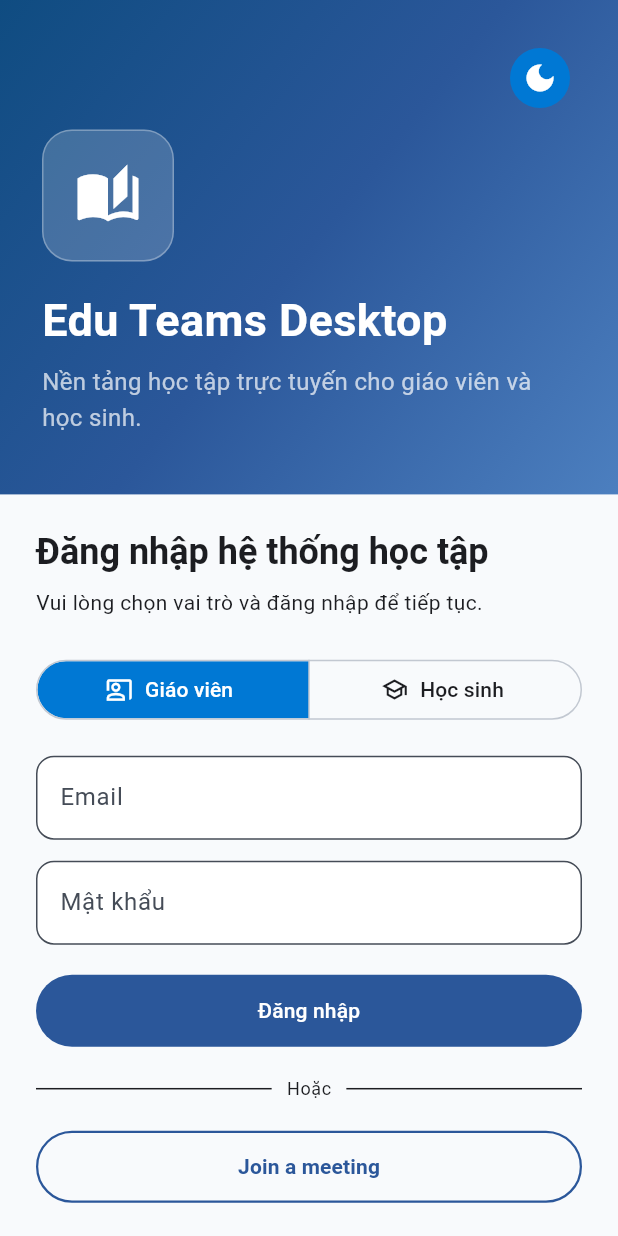
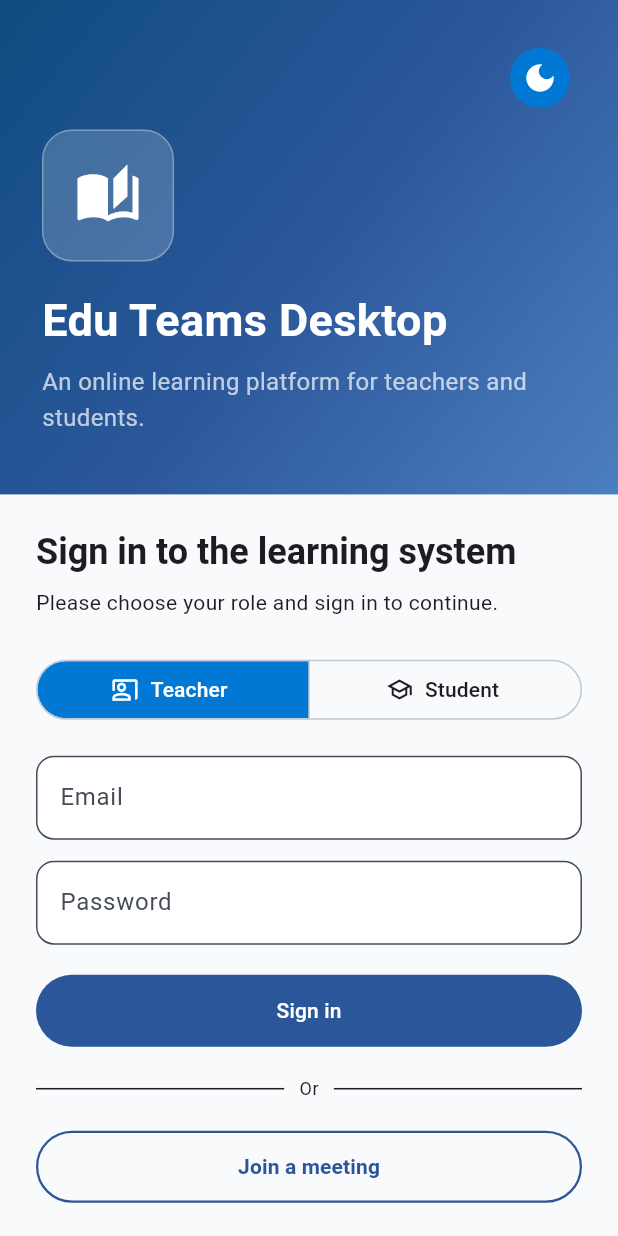
Before and after one commit to cuongceg/DATN_desktop_app, a Flutter app: the screen it shows after launch, on a phone screen of 412 x 824 dp. Run offline on Flutter 3.47's test engine with Material 3 defaults, Android fonts, the phone set to English and light mode, and no system bars; our stand-ins replace google_generative_ai, syncfusion_flutter_calendar; missing offline and left inert: flutter_quill, flutter_reaction_button, window_manager.

Commit message:
refactor: change language to English

```diff
--- a/lib/screens/login/login_screen.dart
+++ b/lib/screens/login/login_screen.dart
@@ -92,14 +92,14 @@ class _LoginScreenState extends State<LoginScreen> {
             crossAxisAlignment: CrossAxisAlignment.stretch,
             children: [
               Text(
-                'Đăng nhập hệ thống học tập',
+                'Sign in to the learning system',
                 style: textTheme.headlineSmall?.copyWith(
                   fontWeight: FontWeight.w700,
                 ),
               ),
               const SizedBox(height: 8),
               Text(
-                'Vui lòng chọn vai trò và đăng nhập để tiếp tục.',
+                'Please choose your role and sign in to continue.',
                 style: textTheme.bodyMedium,
               ),
               const SizedBox(height: 24),
@@ -107,12 +107,12 @@ class _LoginScreenState extends State<LoginScreen> {
                 segments: const [
                   ButtonSegment<UserRole>(
                     value: UserRole.teacher,
-                    label: Text('Giáo viên'),
+                    label: Text('Teacher'),
                     icon: Icon(Icons.co_present_outlined),
                   ),
                   ButtonSegment<UserRole>(
                     value: UserRole.student,
-                    label: Text('Học sinh'),
+                    label: Text('Student'),
                     icon: Icon(Icons.school_outlined),
                   ),
                 ],
@@ -136,47 +136,49 @@ class _LoginScreenState extends State<LoginScreen> {
               TextField(
                 controller: _passwordController,
                 obscureText: true,
-                decoration: const InputDecoration(labelText: 'Mật khẩu'),
+                decoration: const InputDecoration(labelText: 'Password'),
               ),
               const SizedBox(height: 20),
 
-              // Nút Đăng nhập chính
+              // Primary sign-in button
               SizedBox(
                 height: 48,
                 child: FilledButton(
                   onPressed: () => widget.onLogin(_selectedRole),
-                  child: const Text('Đăng nhập'),
+                  child: const Text('Sign in'),
                 ),
               ),
               const SizedBox(height: 20),
 
-              // Cụm chữ "Hoặc"
+              // "Or" separator
               Row(
                 children: [
                   const Expanded(child: Divider()),
                   Padding(
                     padding: const EdgeInsets.symmetric(horizontal: 10),
-                    child: Text('Hoặc', style: textTheme.bodySmall),
+                    child: Text('Or', style: textTheme.bodySmall),
                   ),
                   const Expanded(child: Divider()),
                 ],
               ),
               const SizedBox(height: 20),
 
-              // Nút Join a meeting mới
+              // Join meeting button
               SizedBox(
                 height: 48,
                 child: OutlinedButton(
-                  onPressed: () {
-                  },
+                  onPressed: () {},
                   style: OutlinedButton.styleFrom(
-                    backgroundColor: Theme.of(context).colorScheme.surface, // Nền trắng theo yêu cầu
-                    foregroundColor:
-                        Theme.of(context).colorScheme.primary, // Chữ cùng màu với viền
+                    backgroundColor: Theme.of(
+                      context,
+                    ).colorScheme.surface, // White background as requested
+                    foregroundColor: Theme.of(
+                      context,
+                    ).colorScheme.primary, // Text color matches border
                     side: BorderSide(
                       color: Theme.of(context).colorScheme.primary,
                       width: 1.5,
-                    ), // Viền cùng màu nút Đăng nhập
+                    ), // Border color matches the sign-in button
                   ),
                   child: const Text(
                     'Join a meeting',
@@ -217,7 +219,7 @@ class _BrandPanel extends StatelessWidget {
             child: IconButton.filledTonal(
               onPressed: onToggleTheme,
               icon: Icon(isDark ? Icons.light_mode : Icons.dark_mode),
-              tooltip: 'Chuyển giao diện',
+              tooltip: 'Toggle theme',
             ),
           ),
           const Spacer(),
@@ -246,7 +248,7 @@ class _BrandPanel extends StatelessWidget {
           ),
           const SizedBox(height: 8),
           const Text(
-            'Nền tảng học tập trực tuyến cho giáo viên và học sinh.',
+            'An online learning platform for teachers and students.',
             style: TextStyle(color: Colors.white70, fontSize: 16, height: 1.5),
           ),
           const Spacer(),
```
